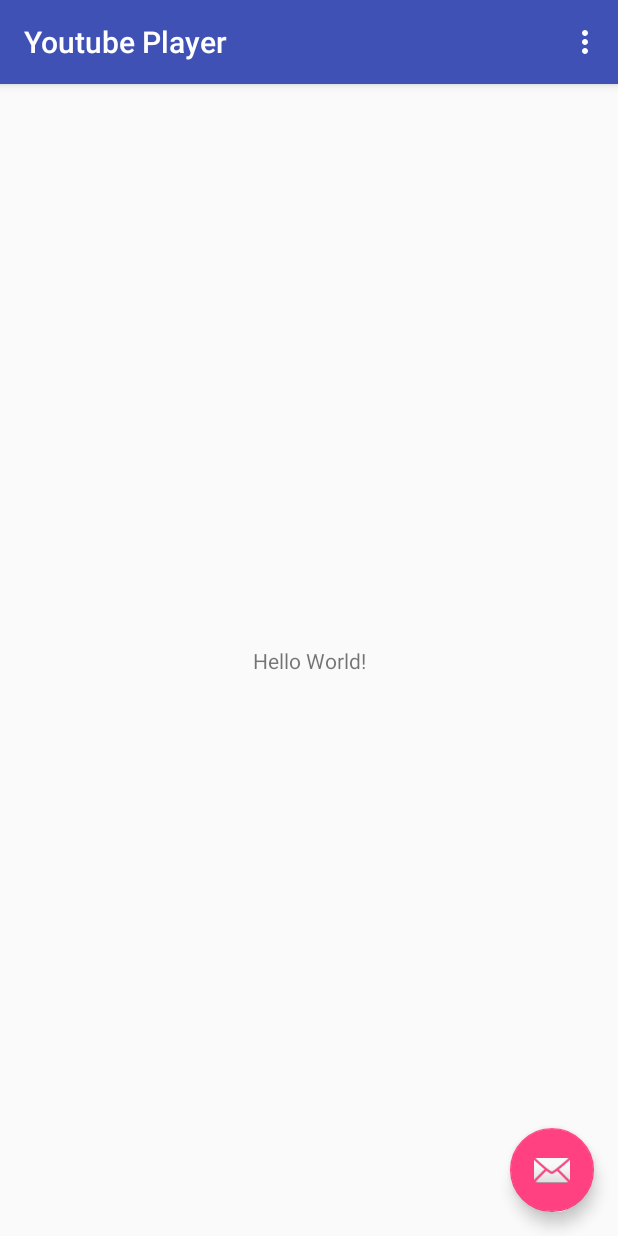
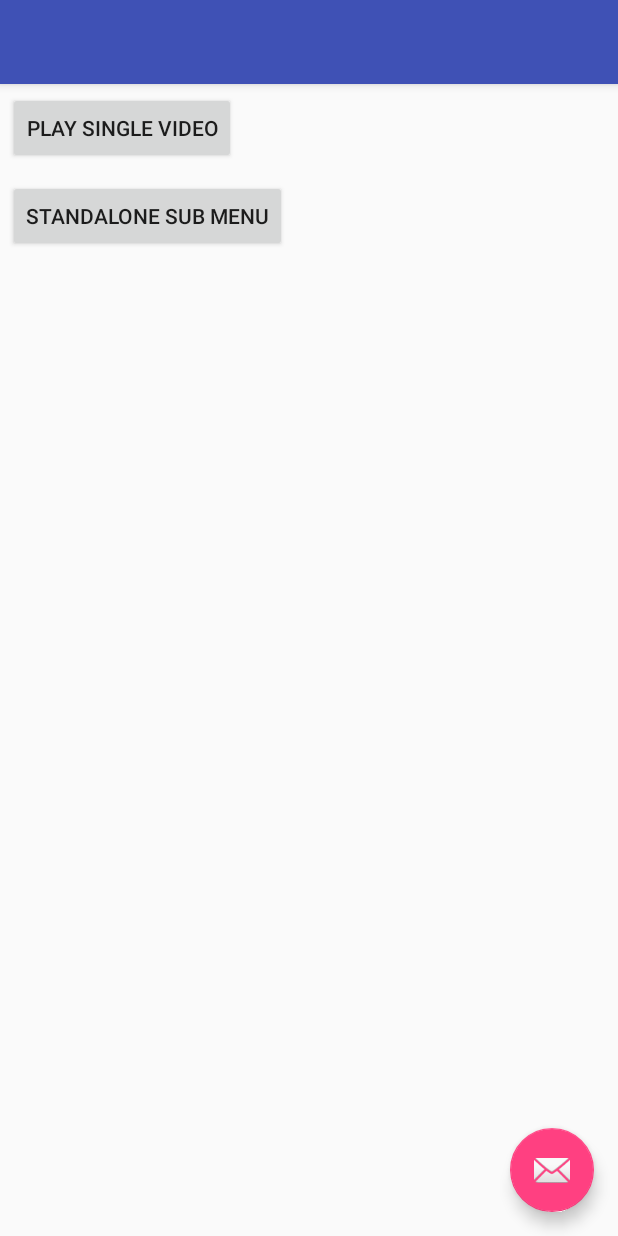
Before and after one commit to MetacatOne/AndroidStudioProjects, an Android app: the screen it shows after launch (MainActivity), on a phone screen of 412 x 824 dp. Run offline under Robolectric (Android 15) with nearby library versions, the phone set to English and light mode, and no system bars.

Commit message:
Youtube App updated

```diff
--- a/YoutubePlayer/app/build.gradle
+++ b/YoutubePlayer/app/build.gradle
@@ -24,9 +24,10 @@
     androidTestCompile('com.android.support.test.espresso:espresso-core:2.2.2', {
         exclude group: 'com.android.support', module: 'support-annotations'
     })
-    compile files('libs/YoutubeAndroidPlayerApi.jar')
+    //    compile files('libs/YoutubeAndroidPlayerApi.jar')
     compile 'com.android.support:appcompat-v7:25.3.1'
     compile 'com.android.support.constraint:constraint-layout:1.0.2'
     compile 'com.android.support:design:25.3.1'
+    compile 'com.google.android.gms:play-services-maps:10.2.1'
     testCompile 'junit:junit:4.12'
 }
--- a/YoutubePlayer/app/src/main/java/com/metacat/youtubeplayer/MainActivity.java
+++ b/YoutubePlayer/app/src/main/java/com/metacat/youtubeplayer/MainActivity.java
@@ -1,5 +1,6 @@
 package com.metacat.youtubeplayer;
 
+import android.content.Intent;
 import android.os.Bundle;
 import android.support.design.widget.FloatingActionButton;
 import android.support.design.widget.Snackbar;
@@ -8,15 +9,27 @@
 import android.view.View;
 import android.view.Menu;
 import android.view.MenuItem;
+import android.widget.Button;
 
-public class MainActivity extends AppCompatActivity {
+public class MainActivity extends AppCompatActivity
+        implements View.OnClickListener {
+
+    private Button btnSingle;
+    private Button btnStandalone;
 
     @Override
     protected void onCreate(Bundle savedInstanceState) {
         super.onCreate(savedInstanceState);
         setContentView(R.layout.activity_main);
-        Toolbar toolbar = (Toolbar) findViewById(R.id.toolbar);
-        setSupportActionBar(toolbar);
+
+        btnSingle = (Button) findViewById(R.id.btnPlaySingle);
+        btnStandalone = (Button) findViewById(R.id.btnStandalone);
+
+        btnSingle.setOnClickListener(this);
+        btnStandalone.setOnClickListener(this);
+
+//        Toolbar toolbar = (Toolbar) findViewById(R.id.toolbar);
+//        setSupportActionBar(toolbar);
 
 //        FloatingActionButton fab = (FloatingActionButton) findViewById(R.id.fab);
 //        fab.setOnClickListener(new View.OnClickListener() {
@@ -49,4 +62,26 @@
 
         return super.onOptionsItemSelected(item);
     }
+
+
+    @Override
+    public void onClick(View v) {
+        Intent intent = null;
+
+        switch (v.getId()){
+            case R.id.btnPlaySingle:
+                intent = new Intent (MainActivity.this, YoutubeActivity.class);
+                break;
+
+            case R.id.btnStandalone:
+                intent = new Intent (MainActivity.this, StandaloneActivity.class);
+                break;
+
+            default:
+        }
+
+        if (intent != null) {
+            startActivity(intent);
+        }
+    }
 }
--- a/YoutubePlayer/app/src/main/res/layout/content_main.xml
+++ b/YoutubePlayer/app/src/main/res/layout/content_main.xml
@@ -1,20 +1,28 @@
 <?xml version="1.0" encoding="utf-8"?>
-<android.support.constraint.ConstraintLayout xmlns:android="http://schemas.android.com/apk/res/android"
+<LinearLayout xmlns:android="http://schemas.android.com/apk/res/android"
     xmlns:app="http://schemas.android.com/apk/res-auto"
     xmlns:tools="http://schemas.android.com/tools"
     android:layout_width="match_parent"
     android:layout_height="match_parent"
+    android:orientation="vertical"
     app:layout_behavior="@string/appbar_scrolling_view_behavior"
     tools:context="com.metacat.youtubeplayer.MainActivity"
     tools:showIn="@layout/activity_main">
 
-    <TextView
+
+    <Button
+        android:id="@+id/btnPlaySingle"
         android:layout_width="wrap_content"
         android:layout_height="wrap_content"
-        android:text="Hello World!"
-        app:layout_constraintBottom_toBottomOf="parent"
-        app:layout_constraintLeft_toLeftOf="parent"
-        app:layout_constraintRight_toRightOf="parent"
-        app:layout_constraintTop_toTopOf="parent" />
+        android:layout_margin="5dp"
+        android:text="@string/play_single_video" />
 
-</android.support.constraint.ConstraintLayout>
+    <Button
+        android:id="@+id/btnStandalone"
+        android:layout_width="wrap_content"
+        android:layout_height="wrap_content"
+        android:layout_margin="5dp"
+        android:text="@string/standalone_menu" />
+
+
+</LinearLayout>
--- a/YoutubePlayer/app/src/main/res/values/strings.xml
+++ b/YoutubePlayer/app/src/main/res/values/strings.xml
@@ -2,4 +2,9 @@
     <string name="app_name">Youtube Player</string>
     <string name="action_settings">Settings</string>
     <string name="title_activity_youtube">Youtube Player</string>
+    <string name="title_activity_standalone">StandaloneActivity</string>
+    <string name="play_video">Play Video</string>
+    <string name="play_playlist">Play Playlist</string>
+    <string name="play_single_video">Play Single Video</string>
+    <string name="standalone_menu">Standalone Sub menu</string>
 </resources>
--- a/YoutubePlayer/build.gradle
+++ b/YoutubePlayer/build.gradle
@@ -6,7 +6,6 @@
     }
     dependencies {
         classpath 'com.android.tools.build:gradle:2.3.1'
-
 
         // NOTE: Do not place your application dependencies here; they belong
         // in the individual module build.gradle files
```
Also changed, not shown: YoutubePlayer/app/src/main/AndroidManifest.xml (+17 -1 lines), YoutubePlayer/app/src/main/java/com/metacat/youtubeplayer/StandaloneActivity.java (added, +71 -0 lines), YoutubePlayer/app/src/main/java/com/metacat/youtubeplayer/YoutubeActivity.java (+6 -5 lines), YoutubePlayer/app/src/main/res/layout/activity_standalone.xml (added, +33 -0 lines), YoutubePlayer/app/src/main/res/layout/content_standalone.xml (added, +26 -0 lines), 121 other files.
